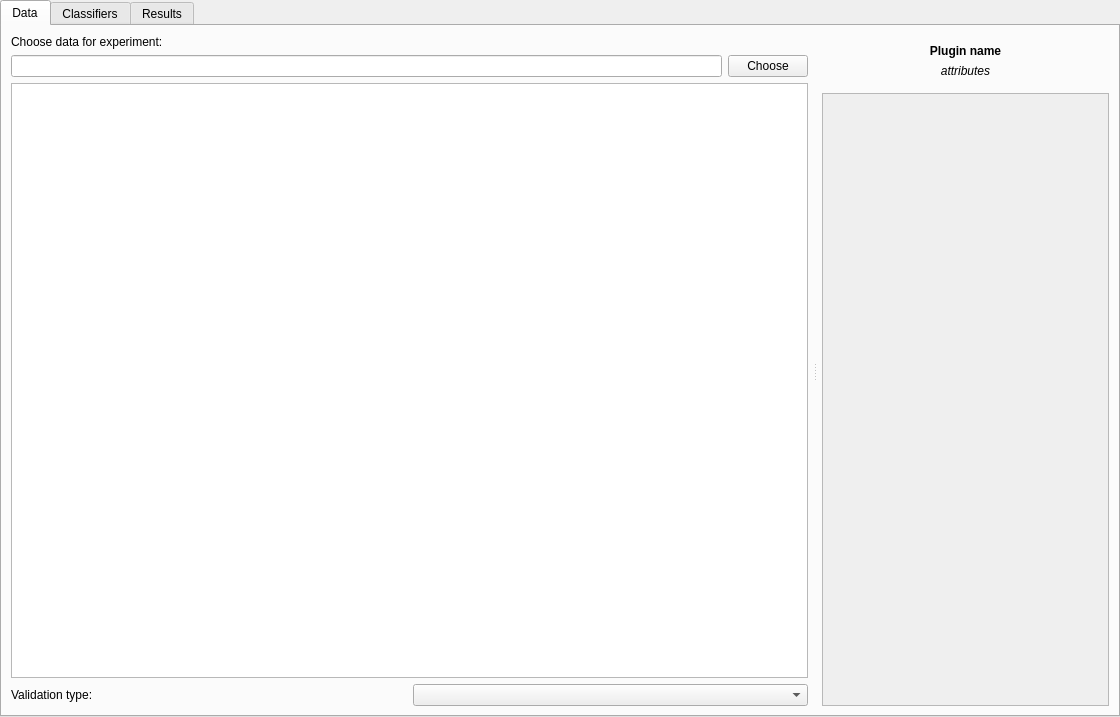
Old version of the form classmark/ui/templates/experiment.ui in the repository mdocekal/ClassMark.
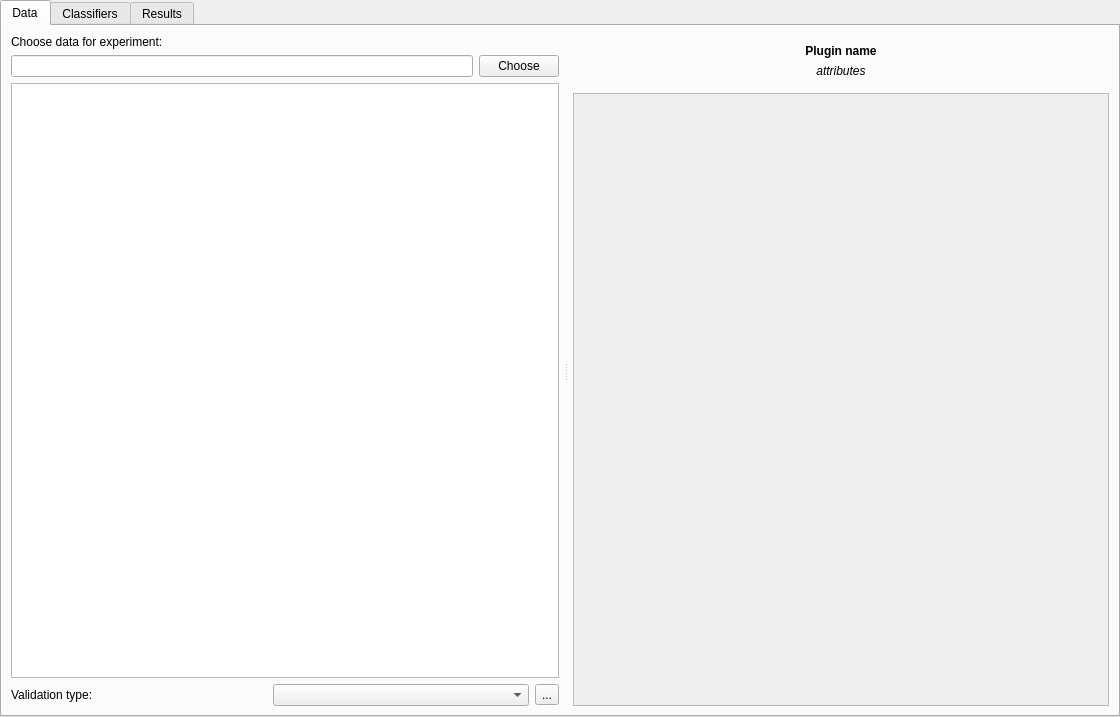
New version of the form. Icons and pictures are not drawn.

Commit message: Auto widget creator for attributes settings. Start of implementation of evaluation methods.

The edit to the form file:
```diff
--- a/classmark/ui/templates/experiment.ui
+++ b/classmark/ui/templates/experiment.ui
@@ -10,6 +10,12 @@
     <height>717</height>
    </rect>
   </property>
+  <property name="minimumSize">
+   <size>
+    <width>200</width>
+    <height>0</height>
+   </size>
+  </property>
   <property name="windowTitle">
    <string>Form</string>
   </property>
@@ -126,6 +132,17 @@
              <item>
               <widget class="QComboBox" name="comboBoxValidation"/>
              </item>
+             <item>
+              <widget class="QToolButton" name="validationPropertiesButton">
+               <property name="text">
+                <string>...</string>
+               </property>
+               <property name="icon">
+                <iconset>
+                 <normaloff>../icons/gear.svg</normaloff>../icons/gear.svg</iconset>
+               </property>
+              </widget>
+             </item>
             </layout>
            </item>
           </layout>
@@ -182,7 +199,13 @@
             </widget>
            </item>
            <item>
-            <widget class="QScrollArea" name="scrollArea_2">
+            <widget class="QScrollArea" name="dataAttributesScrollArea">
+             <property name="minimumSize">
+              <size>
+               <width>250</width>
+               <height>0</height>
+              </size>
+             </property>
              <property name="font">
               <font>
                <italic>false</italic>
@@ -201,10 +224,13 @@
                <rect>
                 <x>0</x>
                 <y>0</y>
-                <width>258</width>
-                <height>608</height>
+                <width>331</width>
+                <height>592</height>
                </rect>
               </property>
+              <property name="autoFillBackground">
+               <bool>true</bool>
+              </property>
               <layout class="QGridLayout" name="gridLayout_6">
                <property name="leftMargin">
                 <number>0</number>
```
Left out of the diff: 22 changed lines with no effect on the pictures. The commit also changes 9 other files.
